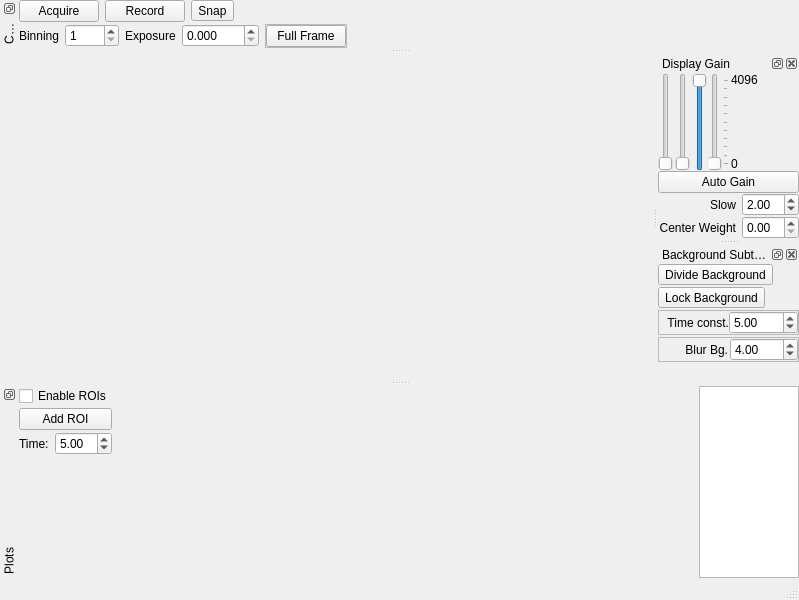
acq4/acq4, file lib/modules/Camera/CameraTemplate.ui: the form before one commit.
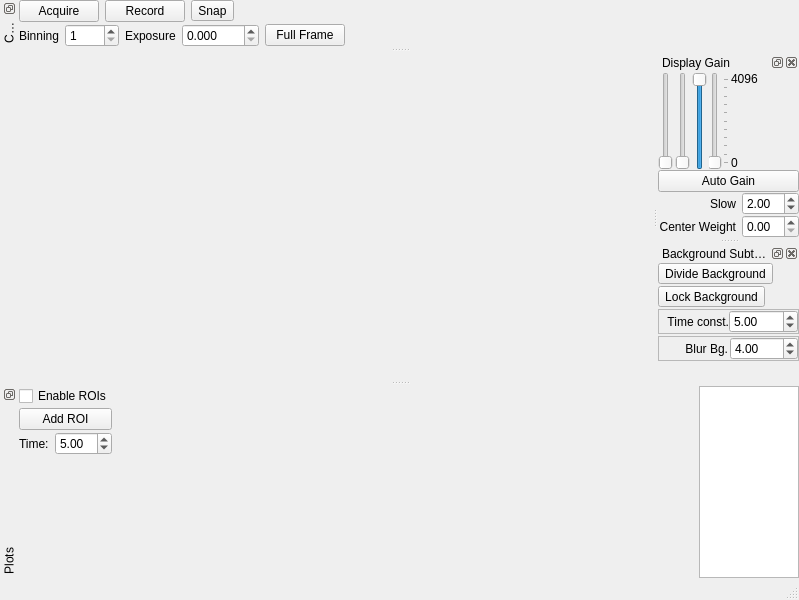
The form after the commit. Custom widgets are drawn as their Qt base class.

Commit message: Massive updates  - ui cleanups  - camera plots exposure signal  - triggering framework for camera  - Beginning dataview in datamanager

Diff of the .ui file:
```diff
--- a/lib/modules/Camera/CameraTemplate.ui
+++ b/lib/modules/Camera/CameraTemplate.ui
@@ -22,7 +22,14 @@
      <number>0</number>
     </property>
     <item row="0" column="0">
-     <widget class="QWidget" name="graphicsWidget" native="true"/>
+     <widget class="QWidget" name="graphicsWidget" native="true">
+      <property name="sizePolicy">
+       <sizepolicy hsizetype="Expanding" vsizetype="Expanding">
+        <horstretch>0</horstretch>
+        <verstretch>0</verstretch>
+       </sizepolicy>
+      </property>
+     </widget>
     </item>
    </layout>
   </widget>
@@ -190,21 +197,6 @@
         </widget>
        </item>
        <item>
-        <widget class="QFrame" name="frame">
-         <property name="frameShape">
-          <enum>QFrame::StyledPanel</enum>
-         </property>
-         <property name="frameShadow">
-          <enum>QFrame::Sunken</enum>
-         </property>
-         <layout class="QHBoxLayout">
-          <property name="spacing">
-           <number>2</number>
-          </property>
-          <property name="margin">
-           <number>0</number>
-          </property>
-          <item>
            <widget class="QPushButton" name="btnFullFrame">
             <property name="toolTip">
              <string>Set the region of interest to the maximum possible area.</string>
@@ -212,9 +204,6 @@
             <property name="text">
              <string>Full Frame</string>
             </property>
-           </widget>
-          </item>
-         </layout>
         </widget>
        </item>
        <item>
```
Lines whose indentation alone changed are shown as unchanged. The commit also changes 33 other files.
